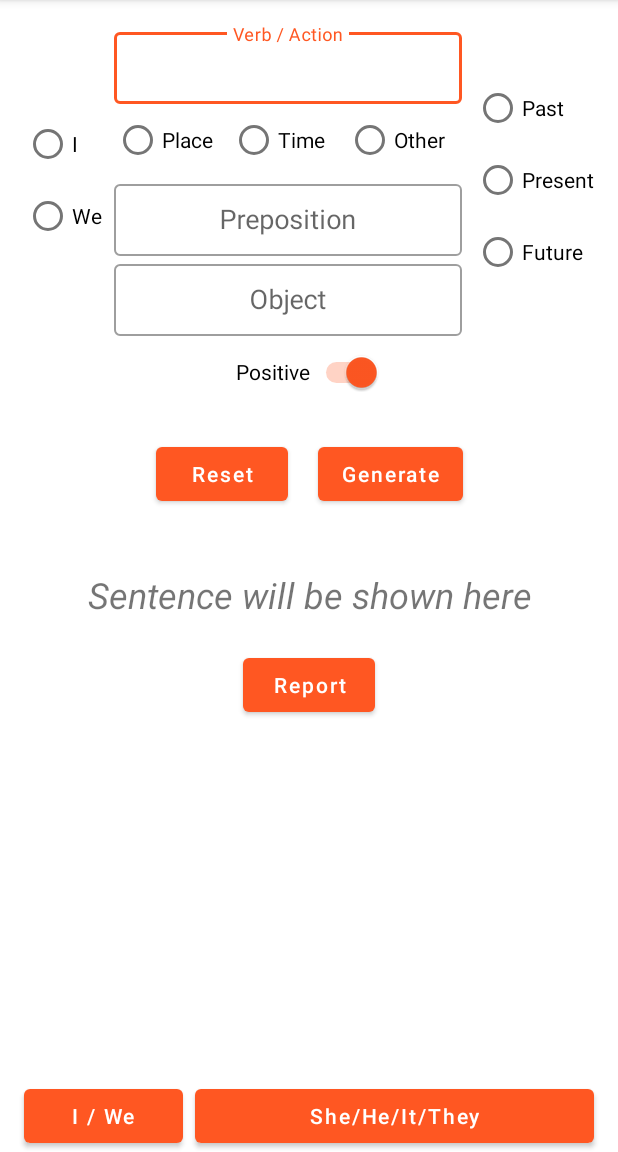
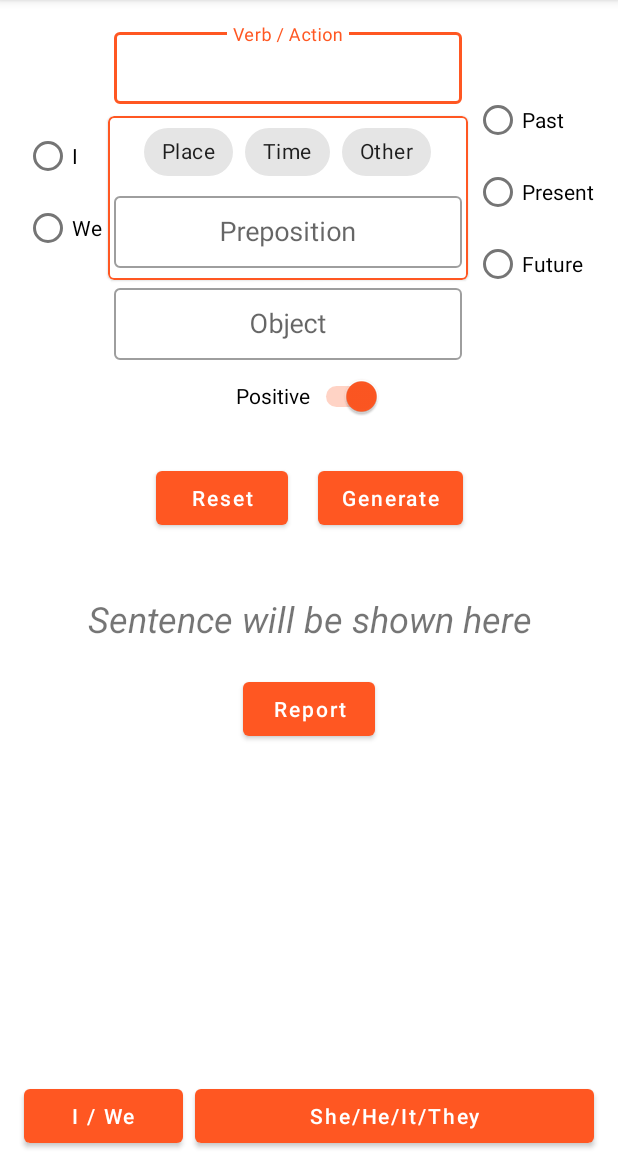
Before and after one commit to Improve10X/ImproveEnglish10X, an Android app: the screen it shows after launch once a user with an empty profile is signed in (MainActivity), on a phone screen of 412 x 824 dp, the part 84-1236 px from its top. Run offline under Robolectric (Android 15) with nearby library versions, the phone set to English and light mode, and no system bars; our stand-ins replace Firebase (no records; nobody signed in at launch, a user with empty details on screens opened directly); libraries missing offline, so code that uses them is left out: com.firebase.ui; 2 statements that could not run were skipped.

Commit message:
Fixed prepositions data

```diff
--- a/app/src/main/java/com/improve10x/improveenglish10x/MainActivity.java
+++ b/app/src/main/java/com/improve10x/improveenglish10x/MainActivity.java
@@ -10,6 +10,7 @@ import android.util.Log;
 import android.view.Menu;
 import android.view.MenuItem;
 import android.view.View;
+import android.widget.AdapterView;
 import android.widget.ArrayAdapter;
 import android.widget.RadioButton;
 import android.widget.Toast;
@@ -17,13 +18,13 @@ import android.widget.Toast;
 import com.firebase.ui.auth.AuthUI;
 import com.google.android.gms.tasks.OnCompleteListener;
 import com.google.android.gms.tasks.Task;
+import com.google.android.material.chip.Chip;
 import com.google.firebase.analytics.FirebaseAnalytics;
 import com.google.firebase.auth.FirebaseAuth;
 import com.google.firebase.auth.FirebaseUser;
 import com.google.firebase.crashlytics.FirebaseCrashlytics;
 import com.google.firebase.firestore.FirebaseFirestore;
 import com.improve10x.improveenglish10x.databinding.ActivityMainBinding;
-import com.improve10x.improveenglish10x.models.Preposition;
 import com.improve10x.improveenglish10x.models.Suggestions;
 
 public class MainActivity extends AppCompatActivity {
@@ -243,12 +244,12 @@ public class MainActivity extends AppCompatActivity {
         String subject = selectedSubject.getText().toString();
         String verbOrAction = binding.verbOrActionLayout.getEditText().getText().toString().trim();
         String objectText = binding.objectLayout.getEditText().getText().toString().trim();
+        String preposition = binding.prepositionTxt.getText().toString();
         RadioButton selectedTense = findViewById(binding.tenseRg.getCheckedRadioButtonId());
         String tense = selectedTense.getText().toString();
         Boolean isPositive = binding.positiveSwitch.isChecked();
-        // TODO : set preposition
         String sentence = sentenceUtil.generateSentence(subject,
-                verbOrAction, objectText, tense, "", isPositive);
+                verbOrAction, objectText, tense, preposition, isPositive);
         binding.sentenseTxt.setText(sentence);
         logSentence(sentence);
     }
--- a/app/src/main/java/com/improve10x/improveenglish10x/models/Preposition.java
+++ b/app/src/main/java/com/improve10x/improveenglish10x/models/Preposition.java
@@ -17,6 +17,6 @@ public class Preposition implements Serializable {
 
     @Override
     public String toString() {
-        return value + " - " + teluguValue;
+        return value;
     }
 }
--- a/app/src/main/res/layout/activity_main.xml
+++ b/app/src/main/res/layout/activity_main.xml
@@ -121,42 +121,62 @@
                     android:minHeight="48dp" />
             </com.google.android.material.textfield.TextInputLayout>
 
-            <RadioGroup
+            <com.google.android.material.card.MaterialCardView
+                android:id="@+id/preposition_container"
+                android:layout_width="match_parent"
+                android:layout_height="wrap_content"
+                app:strokeColor="@color/colorPrimary"
+                app:strokeWidth="1dp"
+                android:layout_marginHorizontal="4dp"
+                android:layout_marginTop="8dp"
+                android:background="#22FF5722">
+
+                <LinearLayout
+                    android:layout_width="match_parent"
+                    android:layout_height="wrap_content"
+                    android:orientation="vertical"
+                    android:layout_marginHorizontal="4dp"
+                    android:paddingBottom="8dp">
+
+                <com.google.android.material.chip.ChipGroup
                     android:id="@+id/preposition_type_rg"
-                android:layout_width="match_parent"
+                    android:layout_width="wrap_content"
                     android:layout_height="match_parent"
-                android:layout_marginHorizontal="8dp"
-                android:orientation="horizontal">
+                    android:layout_gravity="center_horizontal"
+                    android:orientation="horizontal"
+                    app:selectionRequired="true"
+                    app:singleSelection="true">
 
-                <RadioButton
+                    <com.google.android.material.chip.Chip
                         android:id="@+id/preposition_place_rb"
-                    android:layout_width="0dp"
+                        style="@style/Widget.MaterialComponents.Chip.Choice"
+                        android:layout_width="wrap_content"
                         android:layout_height="wrap_content"
                         android:layout_weight="1"
                         android:text="Place" />
 
-                <RadioButton
+                    <com.google.android.material.chip.Chip
                         android:id="@+id/preposition_time_rb"
-                    android:layout_width="0dp"
+                        style="@style/Widget.MaterialComponents.Chip.Choice"
+                        android:layout_width="wrap_content"
                         android:layout_height="wrap_content"
                         android:layout_weight="1"
                         android:text="Time" />
 
-                <RadioButton
+                    <com.google.android.material.chip.Chip
                         android:id="@+id/preposition_other_rb"
-                    android:layout_width="0dp"
+                        style="@style/Widget.MaterialComponents.Chip.Choice"
+                        android:layout_width="wrap_content"
                         android:layout_height="wrap_content"
                         android:layout_weight="1"
                         android:text="Other" />
-            </RadioGroup>
+                </com.google.android.material.chip.ChipGroup>
 
                 <com.google.android.material.textfield.TextInputLayout
                     android:id="@+id/preposition_layout"
                     style="@style/Widget.MaterialComponents.TextInputLayout.OutlinedBox"
                     android:layout_width="match_parent"
                     android:layout_height="wrap_content"
-                android:layout_marginStart="8dp"
-                android:layout_marginEnd="8dp"
                     android:gravity="center"
                     android:hint="Preposition">
 
@@ -167,6 +187,8 @@
                         android:gravity="center"
                         android:minHeight="48dp" />
                 </com.google.android.material.textfield.TextInputLayout>
+                </LinearLayout>
+            </com.google.android.material.card.MaterialCardView>
 
             <com.google.android.material.textfield.TextInputLayout
                 android:id="@+id/object_layout"
@@ -302,10 +324,4 @@
         app:layout_constraintStart_toEndOf="@+id/level1_btn"
         app:layout_constraintTop_toTopOf="@+id/level1_btn" />
 
-    <androidx.constraintlayout.widget.Group
-        android:id="@+id/proposition_group"
-        android:layout_width="wrap_content"
-        android:layout_height="wrap_content"
-        app:constraint_referenced_ids="radioGroup,preposition_layout" />
-
 </androidx.constraintlayout.widget.ConstraintLayout>
--- a/app/src/main/res/values/colors.xml
+++ b/app/src/main/res/values/colors.xml
@@ -7,4 +7,12 @@
     <color name="teal_700">#FF018786</color>
     <color name="black">#FF000000</color>
     <color name="white">#FFFFFFFF</color>
+
+
+    <color name="colorPrimary">#FF5722</color>
+    <color name="colorPrimaryVariant">#E64A19</color>
+    <color name="colorOnPrimary">@color/white</color>
+    <color name="colorSecondary">#FF5722</color>
+    <color name="colorSecondaryVariant">#E64A19</color>
+    <color name="colorOnSecondary">@color/white</color>
 </resources>
--- a/app/src/main/res/values/themes.xml
+++ b/app/src/main/res/values/themes.xml
@@ -1,17 +1,14 @@
 <resources xmlns:tools="http://schemas.android.com/tools">
     <!-- Base application theme. -->
     <style name="Theme.ImproveEnglish10X" parent="Theme.MaterialComponents.DayNight.DarkActionBar">
-        <!-- Primary brand color. -->
-        <item name="colorPrimary">#FF5722</item>
-        <item name="colorPrimaryVariant">#E64A19</item>
+        <item name="colorPrimary">@color/colorPrimary</item>
+        <item name="colorPrimaryVariant">@color/colorPrimaryVariant</item>
         <item name="colorOnPrimary">@color/white</item>
-        <!-- Secondary brand color. -->
-        <item name="colorSecondary">#FF5722</item>
-        <item name="colorSecondaryVariant">#E64A19</item>
+        <item name="colorSecondary">@color/colorSecondary</item>
+        <item name="colorSecondaryVariant">@color/colorSecondaryVariant</item>
         <item name="colorOnSecondary">@color/white</item>
-        <!-- Status bar color. -->
         <item name="android:statusBarColor" tools:targetApi="l">?attr/colorPrimaryVariant</item>
-        <!-- Customize your theme here. -->
+
     </style>
     <style name="SplashTheme" parent="Theme.AppCompat.NoActionBar">
         <item name="android:statusBarColor" tools:targetApi="l">?attr/colorPrimaryVariant</item>
```
Lines whose indentation alone changed are shown as unchanged.
